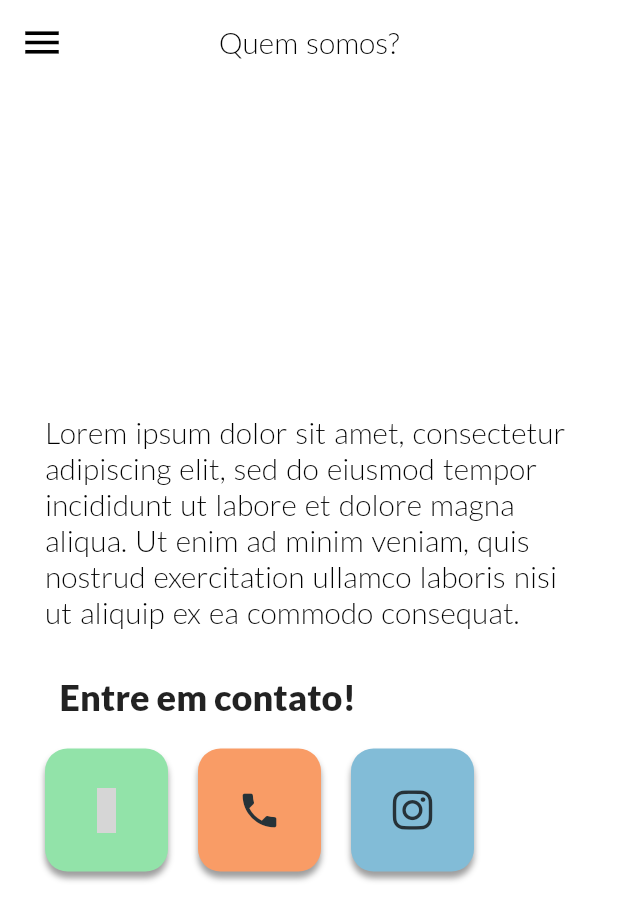
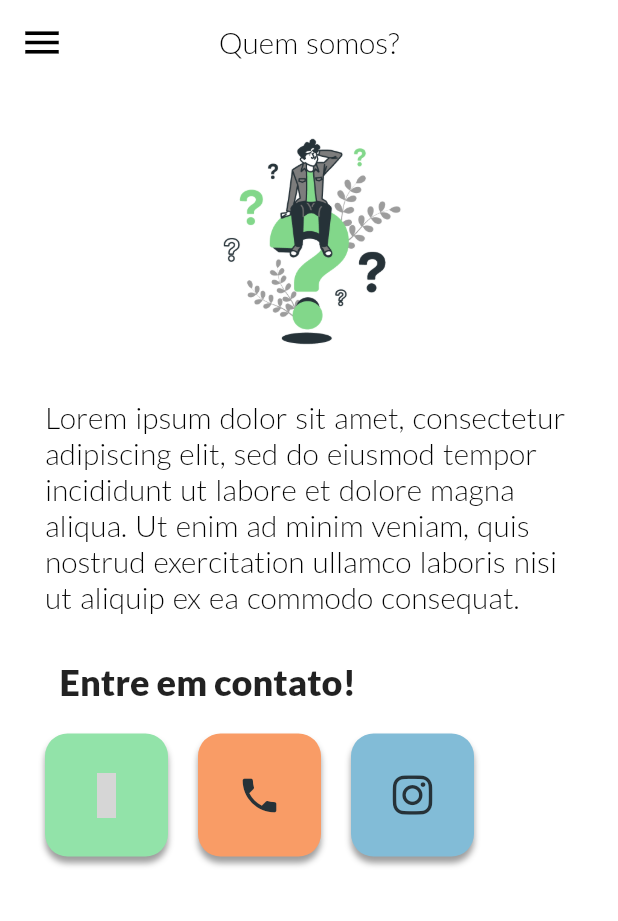
Before and after one commit to jpbrites/Nuceu-App, a Flutter app: the QuemSomos screen opened by its route, on a phone screen of 412 x 824 dp. Shown: the top 921 px of the screen. Run offline on Flutter 3.47's test engine with Material 2 defaults, Android fonts, the light colour scheme and no system bars; our stand-ins replace cloud_firestore, email_validator, firebase_auth, firebase_core, fluttericon, font_awesome_flutter and 2 more; accounts and stored records are empty; statements that could not run were skipped; grey boxes are pictures that could not be loaded.

Commit message:
Adc imagem

```diff
--- a/lib/view/screens/quem_somos.dart
+++ b/lib/view/screens/quem_somos.dart
@@ -38,7 +38,15 @@ class _QuemSomosState extends State<QuemSomos> {
         padding: const EdgeInsets.all(10.0),
         child: Column(children: [
           Padding(
-            padding: EdgeInsets.only(left: 20, right: 20, top: 190, bottom: 20),
+            padding: EdgeInsets.only(left: 20, right: 20, top: 0, bottom: 20),
+            child: Image.asset(
+              'imagens/quem_somos.png',
+              width: 150.0,
+              height: 150.0,
+            ),
+          ),
+          Padding(
+            padding: EdgeInsets.only(left: 20, right: 20, top: 10, bottom: 20),
             child: Text(
               "Lorem ipsum dolor sit amet, consectetur adipiscing elit, sed do eiusmod tempor incididunt ut labore et dolore magna aliqua. Ut enim ad minim veniam, quis nostrud exercitation ullamco laboris nisi ut aliquip ex ea commodo consequat.",
               style: Themes.latoLight(20),
```
Also changed, not shown: imagens/quem_somos.png (added).
